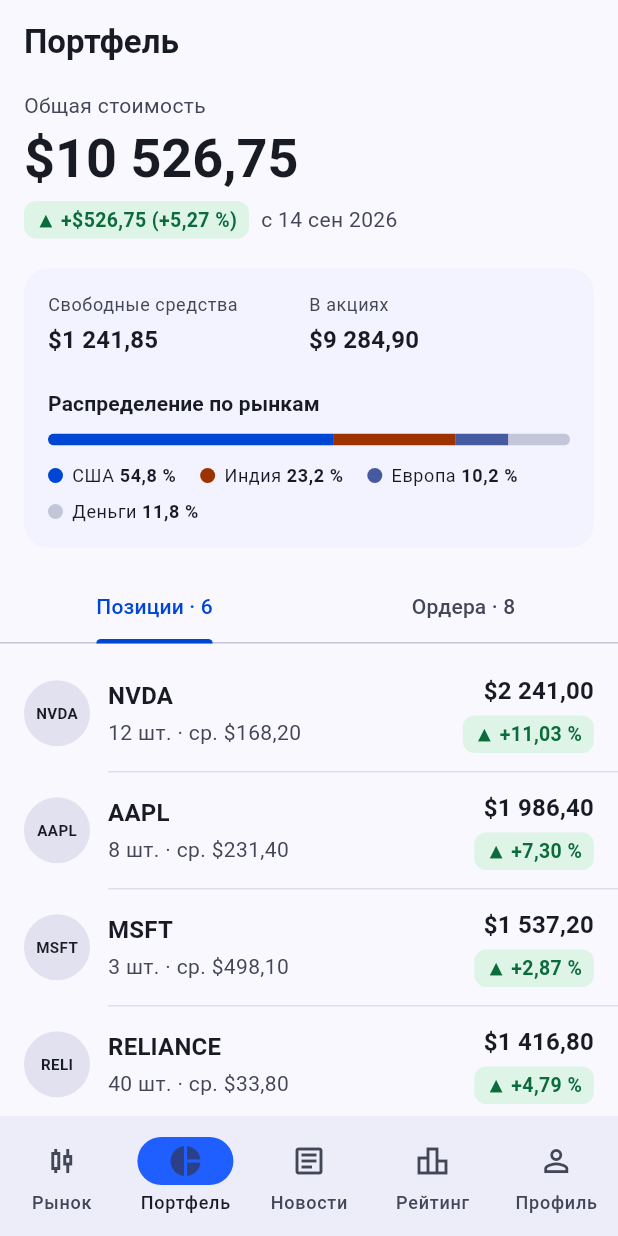
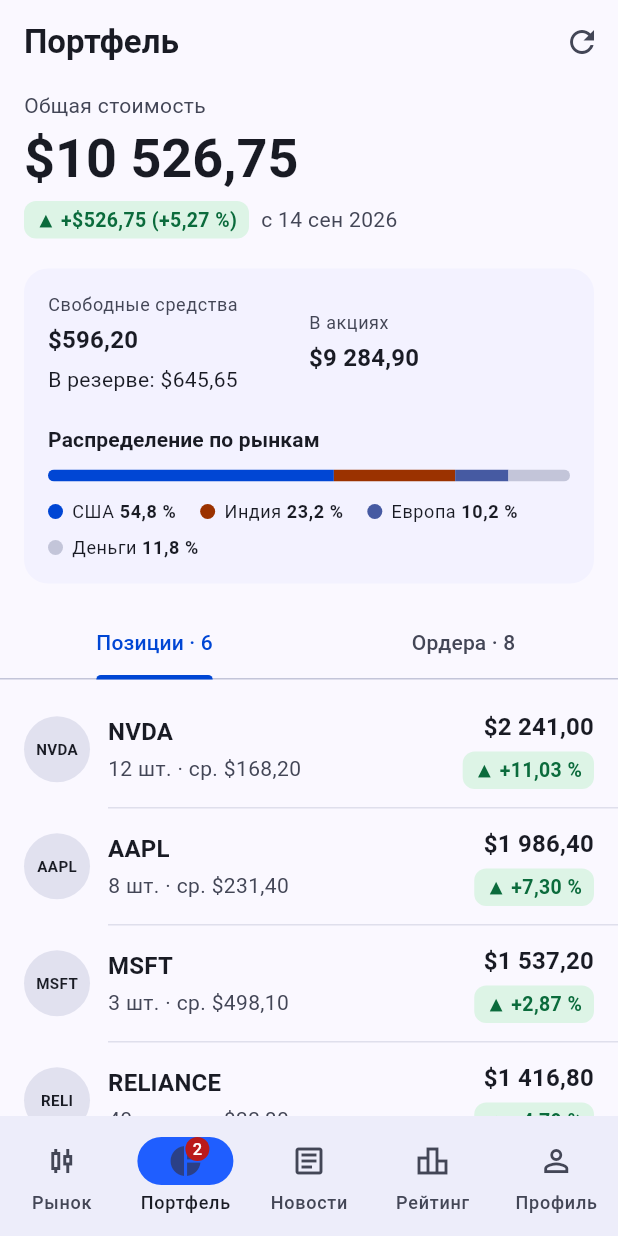
Before and after one commit to aristique/Trade-Arena, a Flutter app: the PortfolioScreen screen opened by its route, on a phone screen of 412 x 824 dp. Run offline on Flutter 3.47's test engine with Material 3 defaults, Android fonts, the phone set to English and light mode, and no system bars; our stand-ins replace fl_chart, go_router.

Commit message:
L4: портфель и badge обновляются после сделок и отмены ордеров

```diff
--- a/lib/screens/portfolio_screen.dart
+++ b/lib/screens/portfolio_screen.dart
@@ -1,7 +1,10 @@
 import 'package:flutter/material.dart';
 import 'package:go_router/go_router.dart';
 
-import '../data/mock_data.dart';
+import 'package:provider/provider.dart';
+
+import '../models/trading_model.dart';
+import '../widgets/data_view.dart';
 import '../data/models.dart';
 import '../utils/format.dart';
 import '../widgets/price_change_badge.dart';
@@ -15,10 +18,17 @@ class PortfolioScreen extends StatelessWidget {
 
   @override
   Widget build(BuildContext context) {
+    return DataView(
+      builder: (context, model) {
+        final positions = model.positions;
+        final orders = model.orders;
         return DefaultTabController(
           length: 2,
           child: Scaffold(
-        appBar: AppBar(title: const Text('Портфель')),
+            appBar: AppBar(title: const Text('Портфель'), actions: [
+              IconButton(tooltip: 'Обновить данные', onPressed: () => model.load(),
+                icon: const Icon(Icons.refresh)),
+            ]),
             // NestedScrollView: сводка прокручивается, а вкладки остаются сверху
             body: NestedScrollView(
               headerSliverBuilder: (context, innerBoxIsScrolled) => [
@@ -38,34 +48,42 @@ class PortfolioScreen extends StatelessWidget {
               ],
               body: TabBarView(
                 children: [
-              ListView.separated(
+                  positions.isEmpty ? const Center(child: Text('Пока нет позиций')) : ListView.separated(
                     padding: const EdgeInsets.symmetric(vertical: 8),
                     itemCount: positions.length,
-                separatorBuilder: (context, index) => const Divider(indent: 72),
+                    separatorBuilder: (context, index) =>
+                        const Divider(indent: 72),
                     itemBuilder: (context, index) {
                       final position = positions[index];
-                  final asset = assetById(position.assetId);
+                      final asset = model.byId(position.assetId)!;
                       return StockTile(
+                        key: ValueKey(position.id),
                         asset: asset,
                         subtitle:
                             '${position.quantity} шт. · ср. ${formatMoney(position.avgPrice)}',
                         value: position.quantity * asset.lastPrice,
-                    changePct: (asset.lastPrice / position.avgPrice - 1) * 100,
+                        changePct:
+                            (asset.lastPrice / position.avgPrice - 1) * 100,
                         onTap: () => context.push('/portfolio/${asset.id}'),
                       );
                     },
                   ),
-              ListView.separated(
+                  orders.isEmpty ? const Center(child: Text('Пока нет ордеров')) : ListView.separated(
                     padding: const EdgeInsets.symmetric(vertical: 8),
                     itemCount: orders.length,
-                separatorBuilder: (context, index) => const Divider(indent: 72),
-                itemBuilder: (context, index) =>
-                    _OrderTile(order: orders[index]),
+                    separatorBuilder: (context, index) =>
+                        const Divider(indent: 72),
+                    itemBuilder: (context, index) => _OrderTile(
+                      key: ValueKey(orders[index].id),
+                      order: orders[index],
+                    ),
                   ),
                 ],
               ),
             ),
           ),
+        );
+      },
     );
   }
 }
@@ -76,6 +94,13 @@ class _Summary extends StatelessWidget {
 
   @override
   Widget build(BuildContext context) {
+    final model = context.watch<TradingModel>();
+    final positions = model.positions;
+    final portfolio = model.portfolio;
+    final totalValue = model.totalValue;
+    final totalReturnPct = model.totalReturnPct;
+    final positionsValue = model.positionsValue;
+    Asset assetById(String id) => model.byId(id)!;
     final scheme = Theme.of(context).colorScheme;
     final textTheme = Theme.of(context).textTheme;
 
@@ -144,7 +169,10 @@ class _Summary extends StatelessWidget {
                       Expanded(
                         child: StatTile(
                           label: 'Свободные средства',
-                          value: formatMoney(portfolio.cashBalance),
+                          value: formatMoney(model.availableCash),
+                          trailing: Text(
+                            'В резерве: ${formatMoney(reservedCash(model.orders))}',
+                          ),
                         ),
                       ),
                       Expanded(
@@ -246,7 +274,7 @@ class _Legend extends StatelessWidget {
 
 /// Строка ордера: операция, тип, количество, цена и статус.
 class _OrderTile extends StatelessWidget {
-  const _OrderTile({required this.order});
+  const _OrderTile({super.key, required this.order});
 
   final Order order;
 
@@ -254,7 +282,8 @@ class _OrderTile extends StatelessWidget {
   Widget build(BuildContext context) {
     final scheme = Theme.of(context).colorScheme;
     final textTheme = Theme.of(context).textTheme;
-    final asset = assetById(order.assetId);
+    final model = context.watch<TradingModel>();
+    final asset = model.byId(order.assetId)!;
 
     final sideText = order.side == OrderSide.buy ? 'Покупка' : 'Продажа';
     final typeText = order.type == OrderType.market ? 'Рыночный' : 'Лимитный';
@@ -263,7 +292,7 @@ class _OrderTile extends StatelessWidget {
 
     // Отменить можно только ожидающий ордер
     return InkWell(
-      onTap: order.status == OrderStatus.pending
+      onTap: order.status == OrderStatus.pending && !model.isSaving
           ? () => _cancel(context)
           : null,
       child: Padding(
@@ -315,7 +344,7 @@ class _OrderTile extends StatelessWidget {
   }
 
   Future<void> _cancel(BuildContext context) async {
-    final asset = assetById(order.assetId);
+    final asset = context.read<TradingModel>().byId(order.assetId)!;
     final action = order.side == OrderSide.buy ? 'покупку' : 'продажу';
     final ok = await showDialog<bool>(
       context: context,
@@ -341,11 +370,13 @@ class _OrderTile extends StatelessWidget {
         ],
       ),
     );
-    // Статус в списке поменяется на L4, когда появится общее состояние
     if (ok == true && context.mounted) {
+      final error = await context.read<TradingModel>().cancel(order.id);
+      if (!context.mounted) return;
       ScaffoldMessenger.of(context).showSnackBar(
         SnackBar(
           content: Text(
+            error ??
                 'Ордер на $action ${order.quantity} ${asset.symbol} отменён',
           ),
         ),
--- a/lib/widgets/app_shell.dart
+++ b/lib/widgets/app_shell.dart
@@ -1,5 +1,8 @@
 import 'package:flutter/material.dart';
 import 'package:go_router/go_router.dart';
+import 'package:provider/provider.dart';
+
+import '../models/trading_model.dart';
 
 /// Обёртка с нижней панелью вкладок.
 /// Состояния нет: какая вкладка открыта, знает роутер.
@@ -15,28 +18,42 @@ class AppShell extends StatelessWidget {
       bottomNavigationBar: NavigationBar(
         selectedIndex: navigationShell.currentIndex,
         onDestinationSelected: navigationShell.goBranch,
-        destinations: const [
-          NavigationDestination(
+        destinations: [
+          const NavigationDestination(
             icon: Icon(Icons.candlestick_chart_outlined),
             selectedIcon: Icon(Icons.candlestick_chart),
             label: 'Рынок',
           ),
           NavigationDestination(
-            icon: Icon(Icons.pie_chart_outline),
-            selectedIcon: Icon(Icons.pie_chart),
+            icon: Consumer<TradingModel>(
+              builder: (context, model, child) => Badge(
+                isLabelVisible: model.pendingCount > 0,
+                label: Text('${model.pendingCount}'),
+                child: child!,
+              ),
+              child: const Icon(Icons.pie_chart_outline),
+            ),
+            selectedIcon: Consumer<TradingModel>(
+              builder: (context, model, child) => Badge(
+                isLabelVisible: model.pendingCount > 0,
+                label: Text('${model.pendingCount}'),
+                child: child!,
+              ),
+              child: const Icon(Icons.pie_chart),
+            ),
             label: 'Портфель',
           ),
-          NavigationDestination(
+          const NavigationDestination(
             icon: Icon(Icons.article_outlined),
             selectedIcon: Icon(Icons.article),
             label: 'Новости',
           ),
-          NavigationDestination(
+          const NavigationDestination(
             icon: Icon(Icons.leaderboard_outlined),
             selectedIcon: Icon(Icons.leaderboard),
             label: 'Рейтинг',
           ),
-          NavigationDestination(
+          const NavigationDestination(
             icon: Icon(Icons.person_outline),
             selectedIcon: Icon(Icons.person),
             label: 'Профиль',
```
Lines whose indentation alone changed are shown as unchanged.
